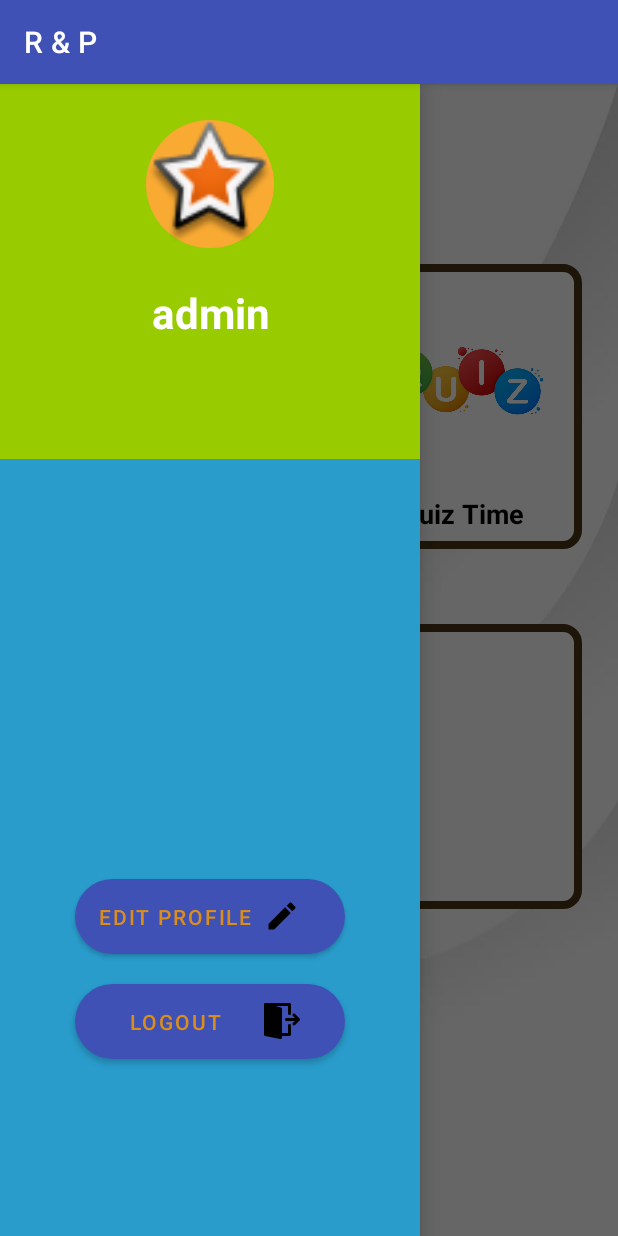
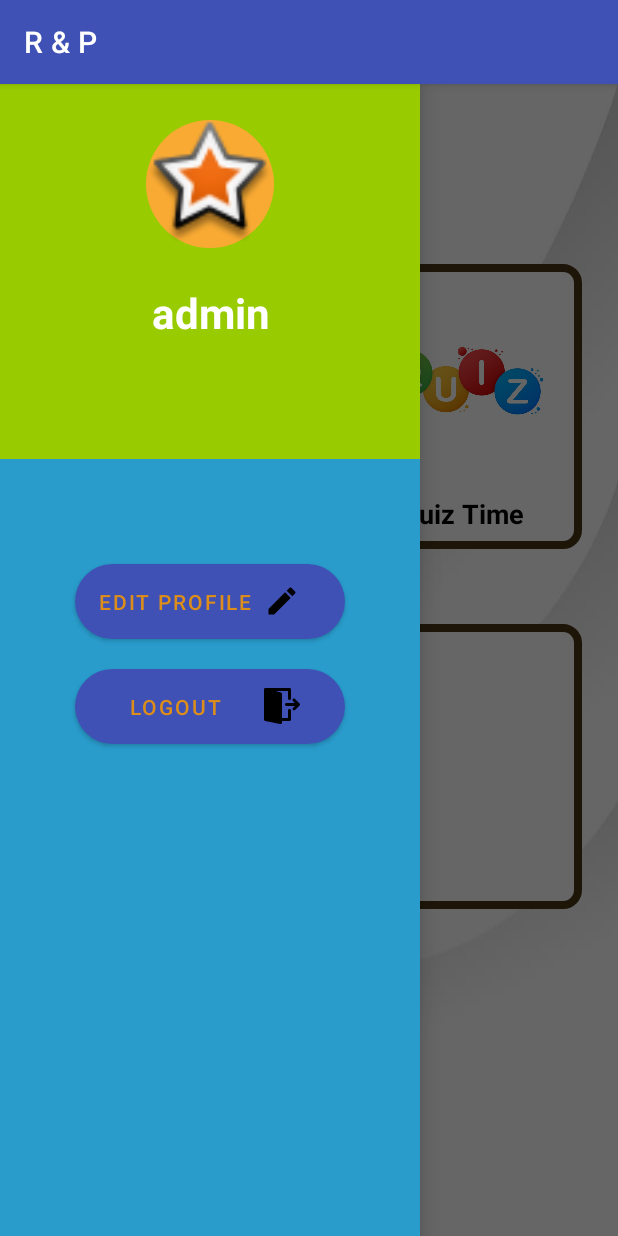
Before and after one commit to piyush260100/Resume_Manager, an Android app: the HomeActivity screen opened directly, with no data from a screen before it, with the side drawer open, on a phone screen of 412 x 824 dp. Run offline under Robolectric (Android 15) with nearby library versions, the phone set to English and light mode, and no system bars.

Commit message:
Resume Manager

```diff
--- a/app/src/main/res/layout/activity_home.xml
+++ b/app/src/main/res/layout/activity_home.xml
@@ -144,7 +144,7 @@
         <RelativeLayout
             android:layout_width="match_parent"
             android:layout_height="150dp"
-            android:layout_marginTop="510dp">
+            android:layout_marginTop="300dp">
 
             <Button
                 android:id="@+id/edit_profile"
```
